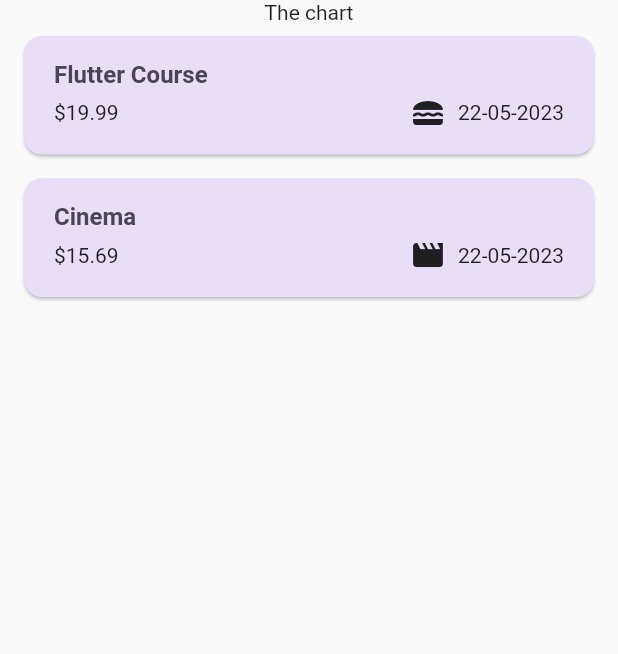
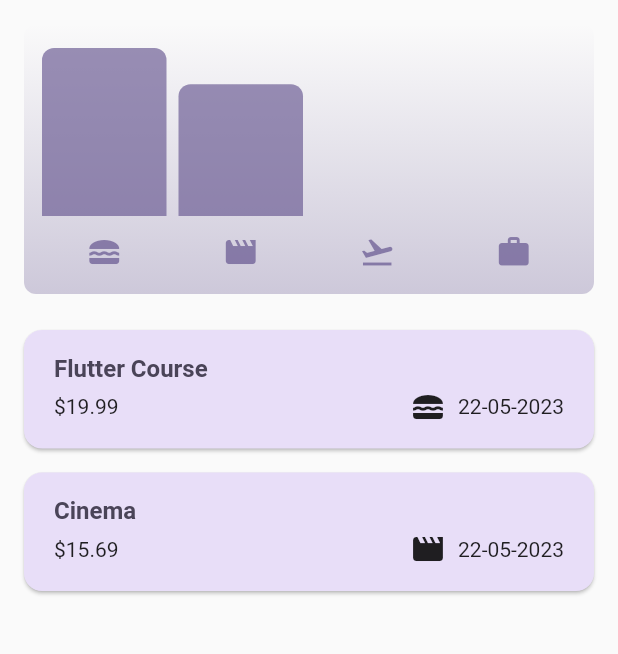
Before and after one commit to MattiaLR95/expense_tracker_flutter, a Flutter app: the screen it shows after launch, on a phone screen of 412 x 824 dp, the part 84-738 px from its top. Run offline on Flutter 3.47's test engine with Material 2 defaults, Android fonts, the phone set to English and light mode, and no system bars.

Commit message:
Inseriti grafici nella homepage

```diff
--- a/lib/widgets/expenses.dart
+++ b/lib/widgets/expenses.dart
@@ -1,3 +1,4 @@
+import 'package:expense_tracker/widgets/chart.dart';
 import 'package:expense_tracker/widgets/expenses_list/expenses_list.dart';
 import 'package:expense_tracker/models/expense.dart';
 import 'package:expense_tracker/widgets/new_expense.dart';
@@ -86,7 +87,7 @@ class _Expenses extends State<Expenses> {
       ),
       body: Column(
         children: [
-          const Text('The chart'),
+          Chart(expenses: _expenses),
           Expanded(child: mainContent),
         ],
       ),
```
